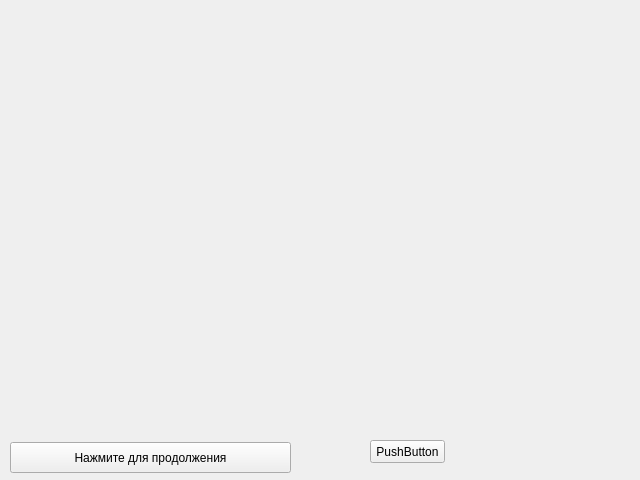
The window that hash/author.ui (sergeystarkov/kr_hash) describes before a commit, drawn with Qt 5.
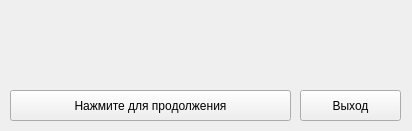
The same window after the commit.

Patch:
```diff
--- a/hash/author.ui
+++ b/hash/author.ui
@@ -6,8 +6,8 @@
    <rect>
     <x>0</x>
     <y>0</y>
-    <width>640</width>
-    <height>480</height>
+    <width>412</width>
+    <height>131</height>
    </rect>
   </property>
   <property name="windowTitle">
@@ -17,7 +17,7 @@
    <property name="geometry">
     <rect>
      <x>10</x>
-     <y>442</y>
+     <y>90</y>
      <width>281</width>
      <height>31</height>
     </rect>
@@ -29,14 +29,27 @@
   <widget class="QPushButton" name="pushButton">
    <property name="geometry">
     <rect>
-     <x>370</x>
-     <y>440</y>
-     <width>75</width>
-     <height>23</height>
+     <x>300</x>
+     <y>90</y>
+     <width>101</width>
+     <height>31</height>
     </rect>
    </property>
    <property name="text">
-    <string>PushButton</string>
+    <string>Выход</string>
+   </property>
+  </widget>
+  <widget class="QLabel" name="label">
+   <property name="geometry">
+    <rect>
+     <x>10</x>
+     <y>10</y>
+     <width>391</width>
+     <height>71</height>
+    </rect>
+   </property>
+   <property name="text">
+    <string/>
    </property>
   </widget>
  </widget>
```
Left out of the diff: 4 changed lines with no effect on the pictures.
